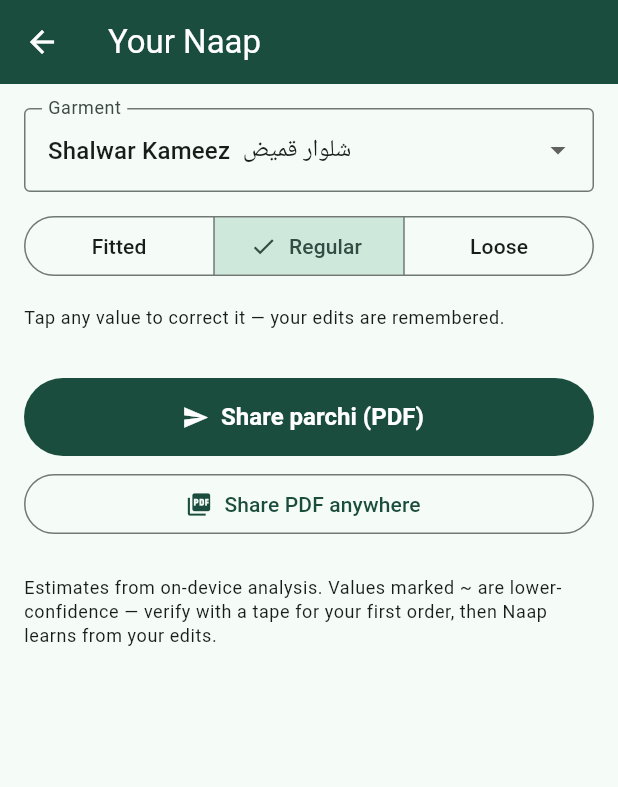
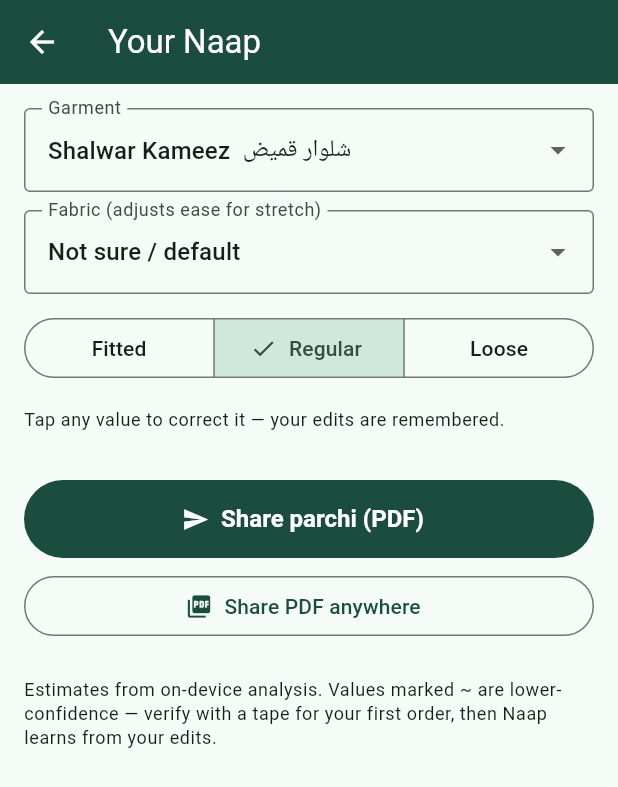
Before and after one commit to smaan712gb/Naap, a Flutter app: the ResultsScreen screen opened directly, on a phone screen of 412 x 824 dp. Shown: the top 787 px of the screen. Run offline on Flutter 3.47's test engine with Material 3 defaults, Android fonts, the phone set to English and light mode, and no system bars; our stand-ins replace camera, pdf, share_plus, shared_preferences; missing offline and left inert: google_mlkit_pose_detection, google_mlkit_selfie_segmentation; accounts and stored records are empty.

Commit message:
Fabric-aware ease: deterministic stretch table feeding the ease engine
lib/core/fabric.dart defines nine common Pakistani fabrics (lawn baseline,
khaddar, raw silk, stretch knit, ...) with tailor-reviewable easeDeltaCm
values. Rigid cloth adds circumference ease, knits reduce it; lengths and
style numbers are untouched. Fabric selector on the results screen, fabric
named on the parchi, four new unit tests (14 total).

Co-Authored-By: Claude Fable 5 <noreply@anthropic.com>

```diff
--- a/lib/core/app_state.dart
+++ b/lib/core/app_state.dart
@@ -1,6 +1,7 @@
 import 'package:flutter/foundation.dart';
 
 import 'ease.dart';
+import 'fabric.dart';
 import 'measure/engine.dart';
 import 'models/measurements.dart';
 import 'models/profile.dart';
@@ -11,6 +12,7 @@ class AppState extends ChangeNotifier {
   Naap naap = Naap.empty();
   GarmentType garment = GarmentType.shalwarKameez;
   FitPreference fit = FitPreference.regular;
+  FabricType? fabric;
   List<CaptureIssue> lastIssues = [];
   bool hydrated = false;
 
@@ -53,4 +55,9 @@ class AppState extends ChangeNotifier {
     fit = f;
     notifyListeners();
   }
+
+  void setFabric(FabricType? f) {
+    fabric = f;
+    notifyListeners();
+  }
 }
--- a/lib/core/ease.dart
+++ b/lib/core/ease.dart
@@ -6,6 +6,7 @@
 /// master tailor can review and tune them without touching engine code.
 library;
 
+import 'fabric.dart';
 import 'models/measurements.dart';
 
 enum GarmentType { shalwarKameez, kurtaPajama, suitTwoPiece, trousersShirt }
@@ -166,16 +167,28 @@ class ParchiLine {
 
 class EaseEngine {
   /// Builds the parchi lines for [garment] from body measurements [naap].
+  ///
+  /// [fabric] adjusts circumference ease for the cloth's rigidity/stretch
+  /// (see `fabric.dart`); null means the lawn/cotton baseline.
   static List<ParchiLine> buildParchi(
-      Naap naap, GarmentType garment, FitPreference fit) {
+      Naap naap, GarmentType garment, FitPreference fit,
+      {FabricType? fabric}) {
     final def = kGarments[garment]!;
     final ease = _regularEase[garment] ?? const {};
     final mult = _fitMultiplier[fit]!;
+    final fabricDef = fabric != null ? kFabrics[fabric] : null;
     final lines = <ParchiLine>[];
     for (final key in def.keys) {
       final v = naap[key];
       if (v == null) continue;
-      final e = (ease[key] ?? 0.0) * mult;
+      var e = (ease[key] ?? 0.0) * mult;
+      // Fabric delta applies only where the garment already gets ease —
+      // style numbers (paincha, ghera) are untouched by cloth choice.
+      if (fabricDef != null &&
+          (ease[key] ?? 0.0) > 0 &&
+          fabricDef.affectedKeys.contains(key)) {
+        e += fabricDef.easeDeltaCm;
+      }
       lines.add(ParchiLine(
         def: kMeasurementDefs[key]!,
         bodyCm: v.cm,
--- /dev/null
+++ b/lib/core/fabric.dart
@@ -0,0 +1,111 @@
+/// Fabric definitions and their effect on ease ("asan").
+///
+/// The blueprint's "fit & fabric reasoning" implemented the agreed way:
+/// a deterministic, tailor-reviewable table — never an LLM in the numeric
+/// path (docs/BLUEPRINT.md §AI architecture, rule 3).
+///
+/// A rigid fabric (raw silk, karandi) needs MORE ease than the baseline; a
+/// stretchy knit needs less. `easeDeltaCm` is added on top of the garment's
+/// regular ease for the circumference measurements it lists.
+library;
+
+import 'models/measurements.dart';
+
+enum FabricType {
+  lawn,
+  cottonCambric,
+  khaddar,
+  linen,
+  washAndWear,
+  rawSilk,
+  karandi,
+  woolSuiting,
+  stretchKnit,
+}
+
+class FabricDef {
+  final FabricType type;
+  final String english;
+  final String urdu;
+
+  /// 0.0 = completely rigid, 1.0 = very stretchy. Informational; the ease
+  /// math uses [easeDeltaCm], which a master tailor can review directly.
+  final double stretch;
+
+  /// Extra ease in cm applied to the listed circumference keys
+  /// (positive = cut looser for rigid cloth, negative = trust the stretch).
+  final double easeDeltaCm;
+  final List<MeasurementKey> affectedKeys;
+
+  const FabricDef({
+    required this.type,
+    required this.english,
+    required this.urdu,
+    required this.stretch,
+    required this.easeDeltaCm,
+    this.affectedKeys = const [
+      MeasurementKey.chest,
+      MeasurementKey.waist,
+      MeasurementKey.hip,
+      MeasurementKey.bicep,
+      MeasurementKey.thigh,
+    ],
+  });
+}
+
+const Map<FabricType, FabricDef> kFabrics = {
+  FabricType.lawn: FabricDef(
+      type: FabricType.lawn,
+      english: 'Lawn',
+      urdu: 'لان',
+      stretch: 0.15,
+      easeDeltaCm: 0.0), // the baseline: ease tables are tuned for lawn/cotton
+  FabricType.cottonCambric: FabricDef(
+      type: FabricType.cottonCambric,
+      english: 'Cotton / Cambric',
+      urdu: 'کاٹن',
+      stretch: 0.15,
+      easeDeltaCm: 0.0),
+  FabricType.khaddar: FabricDef(
+      type: FabricType.khaddar,
+      english: 'Khaddar',
+      urdu: 'کھدر',
+      stretch: 0.10,
+      easeDeltaCm: 0.6), // coarse weave, minimal give
+  FabricType.linen: FabricDef(
+      type: FabricType.linen,
+      english: 'Linen',
+      urdu: 'لینن',
+      stretch: 0.08,
+      easeDeltaCm: 0.8),
+  FabricType.washAndWear: FabricDef(
+      type: FabricType.washAndWear,
+      english: 'Wash & Wear',
+      urdu: 'واش اینڈ ویئر',
+      stretch: 0.20,
+      easeDeltaCm: 0.0),
+  FabricType.rawSilk: FabricDef(
+      type: FabricType.rawSilk,
+      english: 'Raw Silk',
+      urdu: 'خام ریشم',
+      stretch: 0.02,
+      easeDeltaCm: 1.3), // rigid — seams tear without extra room
+  FabricType.karandi: FabricDef(
+      type: FabricType.karandi,
+      english: 'Karandi',
+      urdu: 'کرندی',
+      stretch: 0.05,
+      easeDeltaCm: 1.0),
+  FabricType.woolSuiting: FabricDef(
+      type: FabricType.woolSuiting,
+      english: 'Wool Suiting',
+      urdu: 'اونی کپڑا',
+      stretch: 0.12,
+      easeDeltaCm: 0.4),
+  FabricType.stretchKnit: FabricDef(
+      type: FabricType.stretchKnit,
+      english: 'Stretch / Knit',
+      urdu: 'اسٹریچ',
+      stretch: 0.60,
+      easeDeltaCm: -1.5), // fabric gives; cutting full ease looks baggy
+};
--- a/lib/core/parchi/parchi_pdf.dart
+++ b/lib/core/parchi/parchi_pdf.dart
@@ -13,6 +13,7 @@ import 'package:pdf/pdf.dart';
 import 'package:pdf/widgets.dart' as pw;
 
 import '../ease.dart';
+import '../fabric.dart';
 import '../models/measurements.dart';
 import '../models/profile.dart';
 
@@ -49,10 +50,12 @@ class ParchiPdf {
     required Naap naap,
     required GarmentType garment,
     required FitPreference fit,
+    FabricType? fabric,
   }) async {
     await _ensureFonts();
-    final lines = EaseEngine.buildParchi(naap, garment, fit);
+    final lines = EaseEngine.buildParchi(naap, garment, fit, fabric: fabric);
     final gdef = kGarments[garment]!;
+    final fdef = fabric != null ? kFabrics[fabric] : null;
     final isInches = profile.unit == PreferredUnit.inches;
     final unitLabel = isInches ? 'in' : 'cm';
     final unitUrdu = isInches ? 'انچ' : 'سینٹی میٹر';
@@ -126,7 +129,8 @@ class ParchiPdf {
                       style: en(13, bold: true)),
                   pw.SizedBox(height: 2),
                   pw.Text(
-                      '${gdef.english} · ${fit.name} fit · units: $unitLabel',
+                      '${gdef.english} · ${fit.name} fit'
+                      '${fdef != null ? ' · ${fdef.english}' : ''} · units: $unitLabel',
                       style: en(10).copyWith(color: PdfColors.grey700)),
                 ],
               ),
@@ -220,7 +224,8 @@ class ParchiPdf {
                 pw.Text('Notes for the tailor', style: en(10, bold: true)),
                 pw.SizedBox(height: 3),
                 pw.Text(
-                    '"Stitch" already includes ease (asan) for a ${fit.name} fit — cut to the Stitch column. '
+                    '"Stitch" already includes ease (asan) for a ${fit.name} fit'
+                    '${fdef != null ? ' in ${fdef.english}' : ''} — cut to the Stitch column. '
                     'Style numbers (ghera, paincha, kameez length) are the customer\'s preference and can be adjusted.',
                     style: en(9)),
                 pw.SizedBox(height: 5),
--- a/lib/features/results/results_screen.dart
+++ b/lib/features/results/results_screen.dart
@@ -5,6 +5,7 @@ import 'package:url_launcher/url_launcher.dart';
 
 import '../../core/app_state.dart';
 import '../../core/ease.dart';
+import '../../core/fabric.dart';
 import '../../core/models/measurements.dart';
 import '../../core/models/profile.dart';
 import '../../core/parchi/parchi_pdf.dart';
@@ -67,6 +68,7 @@ class _ResultsScreenState extends State<ResultsScreen> {
         naap: s.naap,
         garment: s.garment,
         fit: s.fit,
+        fabric: s.fabric,
       );
       final summary =
           'Naap parchi for ${s.profile.name} — ${kGarments[s.garment]!.english} '
@@ -92,7 +94,8 @@ class _ResultsScreenState extends State<ResultsScreen> {
   @override
   Widget build(BuildContext context) {
     final s = context.watch<AppState>();
-    final lines = EaseEngine.buildParchi(s.naap, s.garment, s.fit);
+    final lines =
+        EaseEngine.buildParchi(s.naap, s.garment, s.fit, fabric: s.fabric);
 
     return Scaffold(
       appBar: AppBar(title: const Text('Your Naap')),
@@ -110,6 +113,21 @@ class _ResultsScreenState extends State<ResultsScreen> {
                     value: g.type, child: Text('${g.english}  ${g.urdu}')),
             ],
             onChanged: (g) => g != null ? s.setGarment(g) : null,
+          ),
+          const SizedBox(height: 12),
+          DropdownButtonFormField<FabricType?>(
+            initialValue: s.fabric,
+            decoration: const InputDecoration(
+                labelText: 'Fabric (adjusts ease for stretch)',
+                border: OutlineInputBorder()),
+            items: [
+              const DropdownMenuItem<FabricType?>(
+                  value: null, child: Text('Not sure / default')),
+              for (final f in kFabrics.values)
+                DropdownMenuItem<FabricType?>(
+                    value: f.type, child: Text('${f.english}  ${f.urdu}')),
+            ],
+            onChanged: (f) => s.setFabric(f),
           ),
           const SizedBox(height: 12),
           SegmentedButton<FitPreference>(
```
Also changed, not shown: 1 other file.
